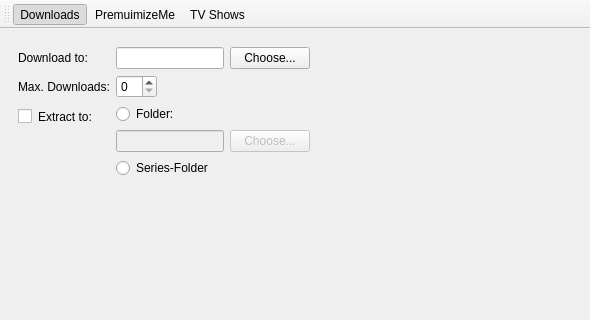
This is Server/src/ui/preferences/preferenceswindow.ui in lbproductions/MorQ as Qt 5 draws it before an edit. The edited form follows.
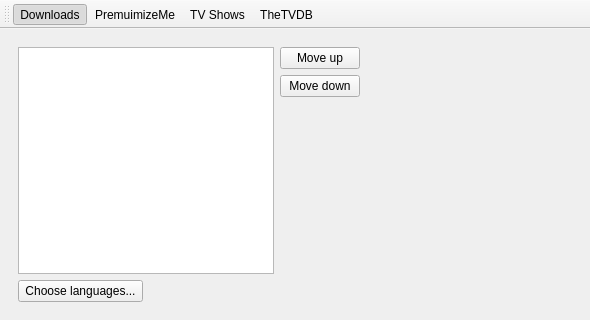
This is the edited form. The open tabs and pages were chosen to show the change.

Commit message: Added the possibility to choose preferred languages from the new TVDB preferences.

Patch:
```diff
--- a/Server/src/ui/preferences/preferenceswindow.ui
+++ b/Server/src/ui/preferences/preferenceswindow.ui
@@ -141,6 +141,60 @@
         </item>
        </layout>
       </widget>
+      <widget class="QWidget" name="pageTvdb">
+       <layout class="QGridLayout" name="gridLayout">
+        <item row="0" column="2">
+         <widget class="QPushButton" name="pushButtonUp">
+          <property name="text">
+           <string>Move up</string>
+          </property>
+         </widget>
+        </item>
+        <item row="3" column="0">
+         <widget class="QPushButton" name="pushButtonAdd">
+          <property name="text">
+           <string>Choose languages...</string>
+          </property>
+         </widget>
+        </item>
+        <item row="0" column="3">
+         <spacer name="horizontalSpacer_2">
+          <property name="orientation">
+           <enum>Qt::Horizontal</enum>
+          </property>
+          <property name="sizeHint" stdset="0">
+           <size>
+            <width>153</width>
+            <height>20</height>
+           </size>
+          </property>
+         </spacer>
+        </item>
+        <item row="1" column="2">
+         <widget class="QPushButton" name="pushButtonDown">
+          <property name="text">
+           <string>Move down</string>
+          </property>
+         </widget>
+        </item>
+        <item row="2" column="2">
+         <spacer name="verticalSpacer">
+          <property name="orientation">
+           <enum>Qt::Vertical</enum>
+          </property>
+          <property name="sizeHint" stdset="0">
+           <size>
+            <width>20</width>
+            <height>40</height>
+           </size>
+          </property>
+         </spacer>
+        </item>
+        <item row="0" column="0" rowspan="3" colspan="2">
+         <widget class="QListWidget" name="listWidgetLanguages"/>
+        </item>
+       </layout>
+      </widget>
       <widget class="QWidget" name="pageSeries">
        <layout class="QVBoxLayout" name="verticalLayout_2">
         <item>
@@ -230,6 +284,7 @@
    <addaction name="actionDownloads"/>
    <addaction name="actionPremuimizeMe"/>
    <addaction name="actionSeries"/>
+   <addaction name="actionTheTVDB"/>
   </widget>
   <action name="actionPremuimizeMe">
    <property name="checkable">
@@ -267,6 +322,14 @@
     <string>TV Shows</string>
    </property>
   </action>
+  <action name="actionTheTVDB">
+   <property name="checkable">
+    <bool>true</bool>
+   </property>
+   <property name="text">
+    <string>TheTVDB</string>
+   </property>
+  </action>
  </widget>
  <resources/>
  <connections/>
```
The commit also changes 8 other files.
